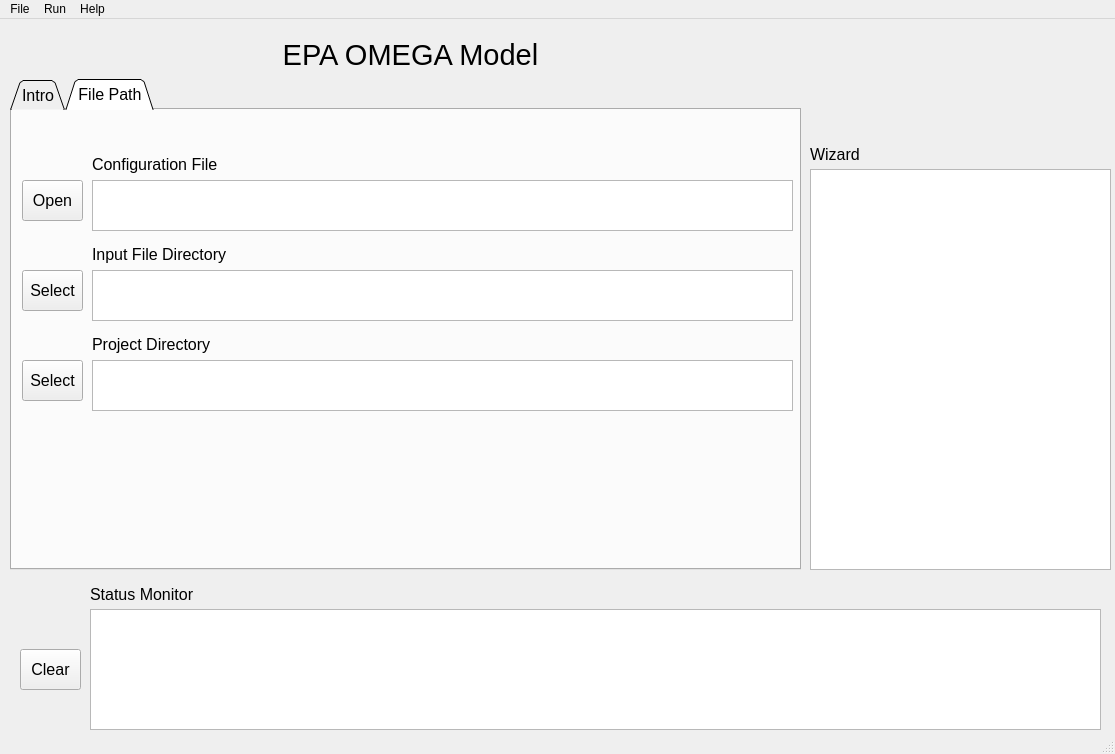
This is gui/omega_gui_v6.ui in USEPA/EPA_OMEGA_Model as Qt 5 draws it before an edit. The edited form follows.
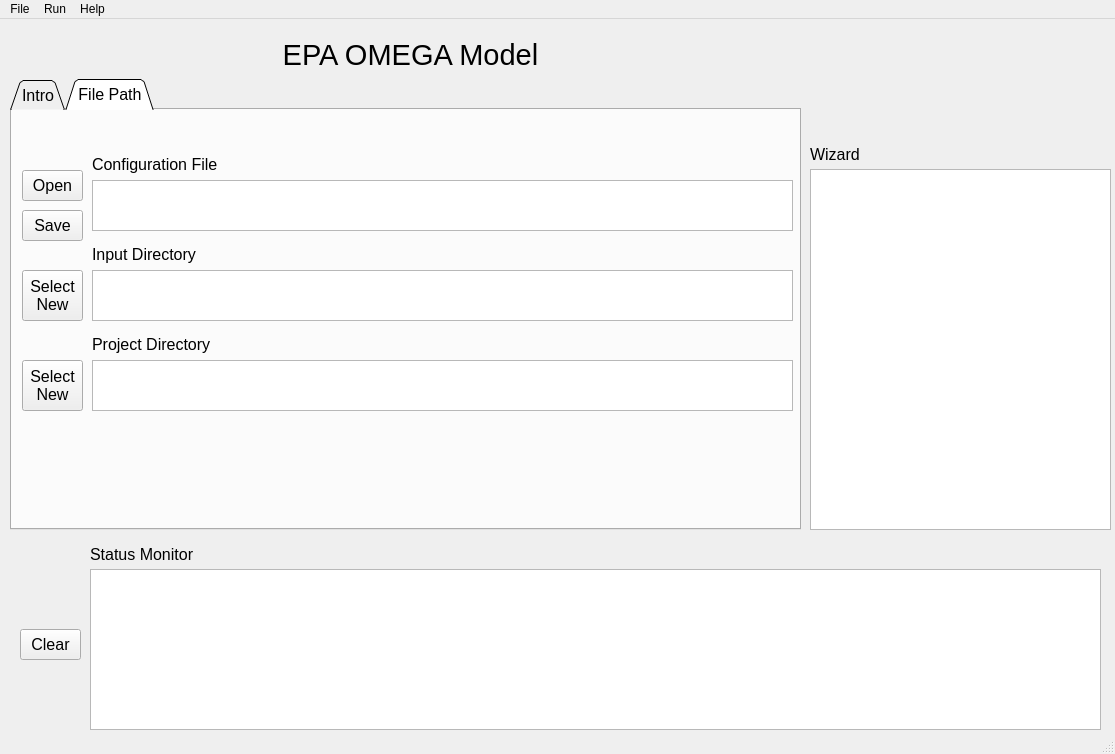
This is the edited form. Icons and pictures are not drawn.

The edit to the form file:
```diff
--- a/gui/omega_gui_v6.ui
+++ b/gui/omega_gui_v6.ui
@@ -23,7 +23,7 @@
       <x>10</x>
       <y>60</y>
       <width>791</width>
-      <height>491</height>
+      <height>451</height>
      </rect>
     </property>
     <property name="font">
@@ -128,7 +128,7 @@
        </rect>
       </property>
       <property name="text">
-       <string>Input File Directory</string>
+       <string>Input Directory</string>
       </property>
      </widget>
      <widget class="QTextEdit" name="input_file_directory_1_result">
@@ -188,11 +188,12 @@
         <x>10</x>
         <y>250</y>
         <width>61</width>
-        <height>41</height>
+        <height>51</height>
        </rect>
       </property>
       <property name="text">
-       <string>Select</string>
+       <string>Select
+New</string>
       </property>
      </widget>
      <widget class="QPushButton" name="select_input_directory_button">
@@ -204,20 +205,21 @@
         <x>10</x>
         <y>160</y>
         <width>61</width>
-        <height>41</height>
+        <height>51</height>
        </rect>
       </property>
       <property name="text">
-       <string>Select</string>
+       <string>Select
+New</string>
       </property>
      </widget>
      <widget class="QPushButton" name="open_configuration_file_button">
       <property name="geometry">
        <rect>
         <x>10</x>
-        <y>70</y>
+        <y>60</y>
         <width>61</width>
-        <height>41</height>
+        <height>31</height>
        </rect>
       </property>
       <property name="toolTip">
@@ -227,6 +229,22 @@
        <string>Open</string>
       </property>
      </widget>
+     <widget class="QPushButton" name="save_configuration_file_button">
+      <property name="geometry">
+       <rect>
+        <x>10</x>
+        <y>100</y>
+        <width>61</width>
+        <height>31</height>
+       </rect>
+      </property>
+      <property name="toolTip">
+       <string>Saves an OMEGA 2 Configuration File</string>
+      </property>
+      <property name="text">
+       <string>Save</string>
+      </property>
+     </widget>
     </widget>
    </widget>
    <widget class="QLabel" name="label">
@@ -282,9 +300,9 @@
     <property name="geometry">
      <rect>
       <x>90</x>
-      <y>590</y>
+      <y>550</y>
       <width>1011</width>
-      <height>121</height>
+      <height>161</height>
      </rect>
     </property>
     <property name="font">
@@ -301,7 +319,7 @@
     <property name="geometry">
      <rect>
       <x>90</x>
-      <y>560</y>
+      <y>520</y>
       <width>121</width>
       <height>31</height>
      </rect>
@@ -322,9 +340,9 @@
     <property name="geometry">
      <rect>
       <x>20</x>
-      <y>630</y>
+      <y>610</y>
       <width>61</width>
-      <height>41</height>
+      <height>31</height>
      </rect>
     </property>
     <property name="font">
@@ -345,7 +363,7 @@
       <x>810</x>
       <y>150</y>
       <width>301</width>
-      <height>401</height>
+      <height>361</height>
      </rect>
     </property>
     <property name="font">
```
